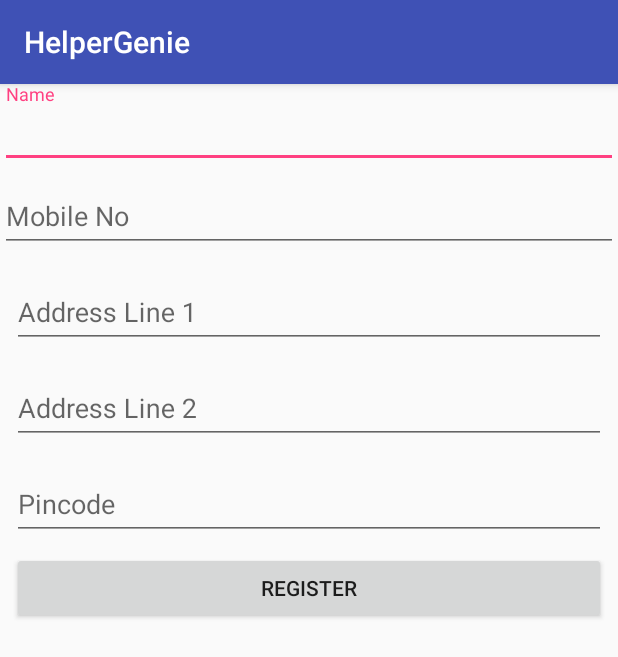
After one commit to Lad-Rahul/HelperGenie, an Android app: the SignUpFormActivity screen opened directly, with no data from a screen before it, on a phone screen of 412 x 824 dp. The commit adds this screen. Shown: the top 657 px of the screen. Run offline under Robolectric (Android 15) with nearby library versions, the phone set to English and light mode, and no system bars.

Commit message:
Make SignupForm

```diff
--- a/app/build.gradle
+++ b/app/build.gradle
@@ -43,4 +43,5 @@ dependencies {
 }
 
 
+
 apply plugin: 'com.google.gms.google-services'
--- a/app/src/main/AndroidManifest.xml
+++ b/app/src/main/AndroidManifest.xml
@@ -19,7 +19,8 @@
                 <category android:name="android.intent.category.LAUNCHER" />
             </intent-filter>
         </activity>
-        <activity android:name=".TrialFirebase"></activity>
+        <activity android:name=".TrialFirebase" />
+        <activity android:name=".SignUpFormActivity"></activity>
     </application>
 
 </manifest>
--- a/app/src/main/java/com/example/lad/helpergenie/HelpActivity.java
+++ b/app/src/main/java/com/example/lad/helpergenie/HelpActivity.java
@@ -7,6 +7,7 @@ import android.support.v4.app.Fragment;
 import android.view.LayoutInflater;
 import android.view.View;
 import android.view.ViewGroup;
+import android.widget.Button;
 
 /**
  * Created by LAD on 20-Jan-18.
@@ -19,7 +20,16 @@ public class HelpActivity extends Fragment {
     @Nullable
     @Override
     public View onCreateView(LayoutInflater inflater, @Nullable ViewGroup container, Bundle savedInstanceState) {
-        mView = inflater.inflate(R.layout.activity_trial_firebase,container,false);
+        mView = inflater.inflate(R.layout.activity_help,container,false);
+
+        Button btn = (Button)mView.findViewById(R.id.button2);
+        btn.setOnClickListener(new View.OnClickListener() {
+            @Override
+            public void onClick(View view) {
+                Intent intent = new Intent(getActivity(),SignUpFormActivity.class);
+                startActivity(intent);
+            }
+        });
         return mView;
     }
 }
--- /dev/null
+++ b/app/src/main/java/com/example/lad/helpergenie/SignUpFormActivity.java
@@ -0,0 +1,22 @@
+package com.example.lad.helpergenie;
+
+import android.support.v7.app.AppCompatActivity;
+import android.os.Bundle;
+import android.widget.EditText;
+import android.widget.TextView;
+
+public class SignUpFormActivity extends AppCompatActivity {
+
+    @Override
+    protected void onCreate(Bundle savedInstanceState) {
+        super.onCreate(savedInstanceState);
+        setContentView(R.layout.activity_sign_up_form);
+
+        EditText Fname = (EditText)findViewById(R.id.fname);
+        EditText Fmobile = (EditText)findViewById(R.id.fmobile);
+        EditText Fadd1 = (EditText)findViewById(R.id.fadd1);
+        EditText Fadd2 = (EditText)findViewById(R.id.fadd2);
+        EditText Fpin = (EditText)findViewById(R.id.fpin);
+
+    }
+}
--- a/app/src/main/res/layout/activity_help.xml
+++ b/app/src/main/res/layout/activity_help.xml
@@ -1,6 +1,22 @@
 <?xml version="1.0" encoding="utf-8"?>
 <android.support.constraint.ConstraintLayout
-    xmlns:android="http://schemas.android.com/apk/res/android" android:layout_width="match_parent"
+    xmlns:android="http://schemas.android.com/apk/res/android"
+    xmlns:app="http://schemas.android.com/apk/res-auto"
+    xmlns:tools="http://schemas.android.com/tools"
+    android:layout_width="match_parent"
     android:layout_height="match_parent">
 
+    <Button
+        android:id="@+id/button2"
+        android:layout_width="wrap_content"
+        android:layout_height="wrap_content"
+        android:layout_marginBottom="8dp"
+        android:layout_marginEnd="8dp"
+        android:layout_marginStart="8dp"
+        android:layout_marginTop="8dp"
+        android:text="Button"
+        app:layout_constraintBottom_toBottomOf="parent"
+        app:layout_constraintEnd_toEndOf="parent"
+        app:layout_constraintStart_toStartOf="parent"
+        app:layout_constraintTop_toTopOf="parent" />
 </android.support.constraint.ConstraintLayout>
--- /dev/null
+++ b/app/src/main/res/layout/activity_sign_up_form.xml
@@ -0,0 +1,131 @@
+<?xml version="1.0" encoding="utf-8"?>
+<ScrollView
+    xmlns:android="http://schemas.android.com/apk/res/android"
+    xmlns:app="http://schemas.android.com/apk/res-auto"
+    xmlns:tools="http://schemas.android.com/tools"
+    android:layout_width="match_parent"
+    android:layout_height="match_parent"
+    tools:context="com.example.lad.helpergenie.SignUpFormActivity">
+
+<android.support.constraint.ConstraintLayout
+    android:layout_width="match_parent"
+    android:layout_height="match_parent"
+    >
+
+    <android.support.design.widget.TextInputLayout
+        android:id="@+id/fname_layout"
+        android:layout_width="0dp"
+        android:layout_height="wrap_content"
+        android:layout_marginTop="0dp"
+        app:layout_constraintBottom_toTopOf="@+id/fmobile_layout"
+        app:layout_constraintEnd_toEndOf="parent"
+        app:layout_constraintHorizontal_bias="0.0"
+        app:layout_constraintStart_toStartOf="parent"
+        app:layout_constraintTop_toTopOf="parent">
+
+        <android.support.design.widget.TextInputEditText
+            android:id="@+id/fname"
+            android:layout_width="match_parent"
+            android:layout_height="wrap_content"
+            android:hint="Name" />
+    </android.support.design.widget.TextInputLayout>
+
+    <android.support.design.widget.TextInputLayout
+        android:id="@+id/fmobile_layout"
+        android:layout_width="0dp"
+        android:layout_height="wrap_content"
+        android:layout_marginEnd="0dp"
+        android:layout_marginStart="0dp"
+        android:layout_marginBottom="0dp"
+        android:layout_marginTop="0dp"
+        app:layout_constraintHorizontal_bias="0.0"
+        app:layout_constraintTop_toBottomOf="@+id/fname_layout"
+        app:layout_constraintEnd_toEndOf="parent"
+        app:layout_constraintStart_toStartOf="parent"
+        >
+
+        <android.support.design.widget.TextInputEditText
+            android:id="@+id/fmobile"
+            android:layout_width="match_parent"
+            android:layout_height="wrap_content"
+            android:hint="Mobile No" />
+    </android.support.design.widget.TextInputLayout>
+
+    <android.support.design.widget.TextInputLayout
+        android:id="@+id/fadd1_layout"
+        android:layout_width="0dp"
+        android:layout_height="wrap_content"
+        android:layout_marginEnd="8dp"
+        android:layout_marginStart="8dp"
+        android:layout_marginBottom="8dp"
+        android:layout_marginTop="8dp"
+        app:layout_constraintEnd_toEndOf="parent"
+        app:layout_constraintHorizontal_bias="0.0"
+        app:layout_constraintStart_toStartOf="parent"
+        app:layout_constraintTop_toBottomOf="@+id/fmobile_layout">
+
+        <android.support.design.widget.TextInputEditText
+            android:id="@+id/fadd1"
+            android:layout_width="match_parent"
+            android:layout_height="wrap_content"
+            android:hint="Address Line 1" />
+    </android.support.design.widget.TextInputLayout>
+
+    <android.support.design.widget.TextInputLayout
+        android:id="@+id/fadd2_layout"
+        android:layout_width="0dp"
+        android:layout_height="wrap_content"
+        android:layout_marginBottom="8dp"
+        android:layout_marginEnd="8dp"
+        android:layout_marginStart="8dp"
+        android:layout_marginTop="8dp"
+        app:layout_constraintEnd_toEndOf="parent"
+        app:layout_constraintHorizontal_bias="0.0"
+        app:layout_constraintStart_toStartOf="parent"
+        app:layout_constraintTop_toBottomOf="@+id/fadd1_layout">
+
+        <android.support.design.widget.TextInputEditText
+            android:id="@+id/fadd2"
+            android:layout_width="match_parent"
+            android:layout_height="wrap_content"
+            android:hint="Address Line 2" />
+    </android.support.design.widget.TextInputLayout>
+
+    <android.support.design.widget.TextInputLayout
+        android:id="@+id/fpin_layout"
+        android:layout_width="0dp"
+        android:layout_height="wrap_content"
+        android:layout_marginBottom="8dp"
+        android:layout_marginEnd="8dp"
+        android:layout_marginStart="8dp"
+        android:layout_marginTop="8dp"
+        app:layout_constraintEnd_toEndOf="parent"
+        app:layout_constraintStart_toStartOf="parent"
+        app:layout_constraintTop_toBottomOf="@+id/fadd2_layout">
+
+        <android.support.design.widget.TextInputEditText
+            android:id="@+id/fpin"
+            android:layout_width="match_parent"
+            android:layout_height="wrap_content"
+            android:hint="Pincode" />
+    </android.support.design.widget.TextInputLayout>
+
+    <Button
+        android:id="@+id/btn_fregister"
+        android:layout_width="0dp"
+        android:layout_height="wrap_content"
+        android:layout_marginBottom="8dp"
+        android:layout_marginEnd="8dp"
+        android:layout_marginStart="8dp"
+        android:layout_marginTop="8dp"
+        android:text="Register"
+        app:layout_constraintBottom_toBottomOf="parent"
+        app:layout_constraintEnd_toEndOf="parent"
+        app:layout_constraintStart_toStartOf="parent"
+        app:layout_constraintTop_toBottomOf="@+id/fpin_layout" />
+
+
+
+</android.support.constraint.ConstraintLayout>
+
+</ScrollView>
```
